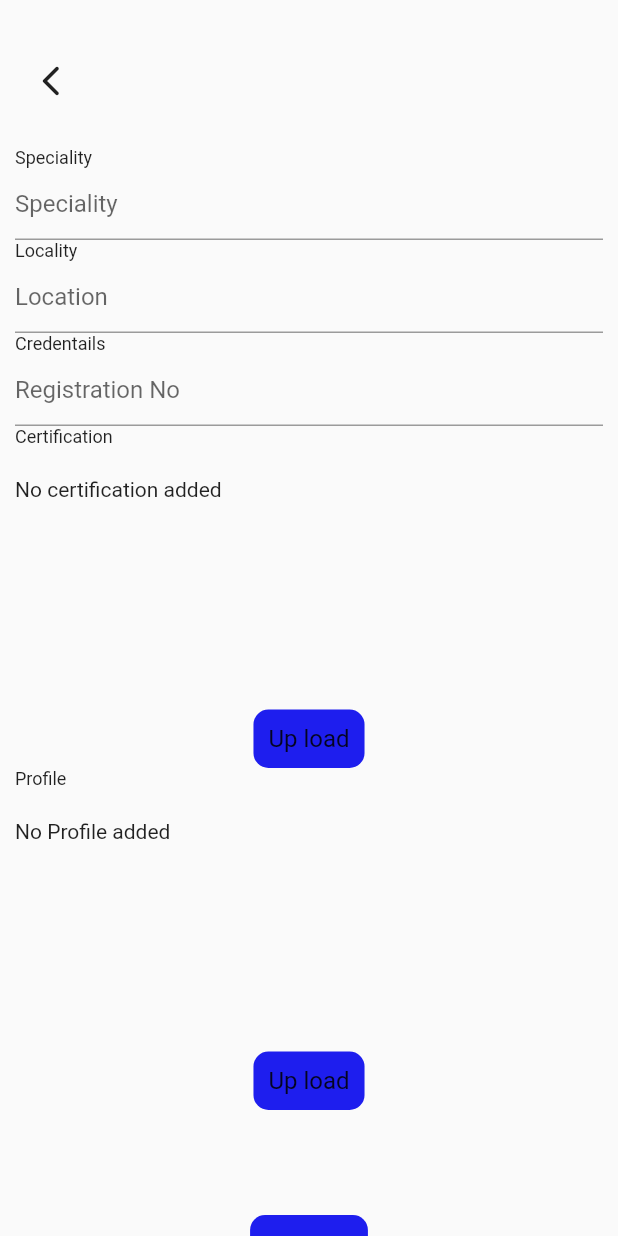
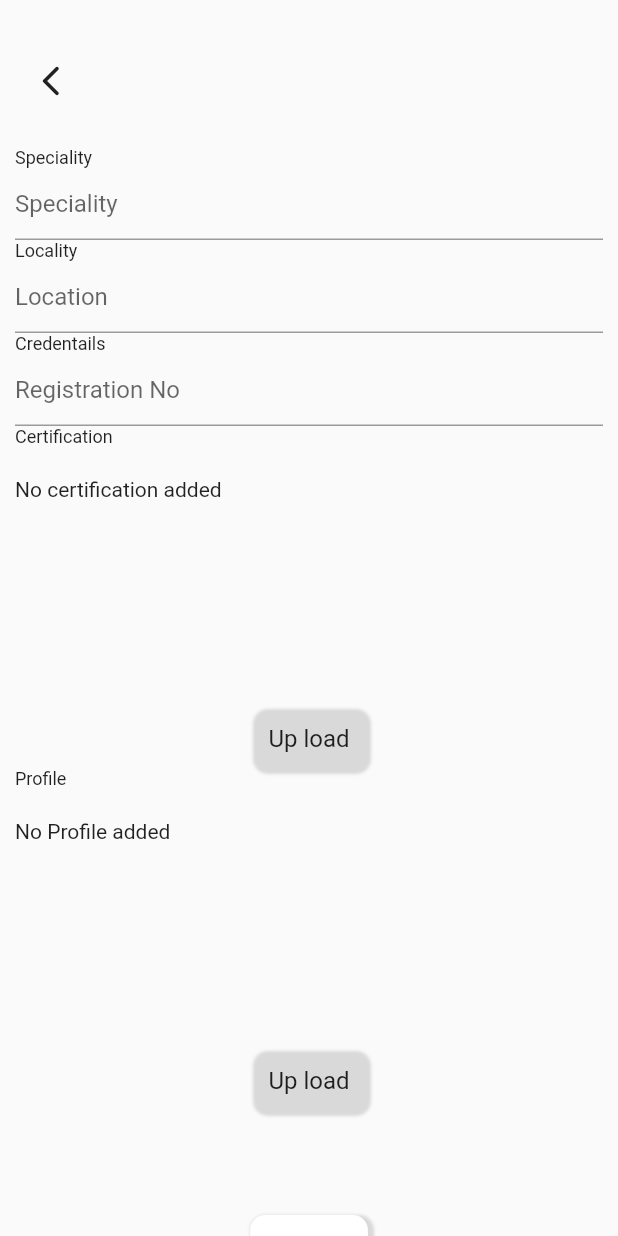
Before and after one commit to botdenoms/medeasy, a Flutter app: the Registration screen opened directly with empty values, on a phone screen of 412 x 824 dp. Run offline on Flutter 3.47's test engine with Material 2 defaults, Android fonts, the phone set to English and light mode, and no system bars; our stand-ins replace cloud_firestore, firebase_auth, firebase_core, firebase_storage, get, image_picker and 1 more; accounts and stored records are empty; generated files the repository leaves out were written again.

Commit message:
ui: ui improvements

```diff
--- a/lib/screens/registration.dart
+++ b/lib/screens/registration.dart
@@ -94,8 +94,16 @@ class _RegistrationState extends State<Registration> {
                             10.0,
                           ),
                           decoration: BoxDecoration(
-                            color: const Color(0xFF1E1EEE),
+                            // color: const Color(0xFF1E1EEE),
                             borderRadius: BorderRadius.circular(10),
+                            boxShadow: const [
+                              BoxShadow(
+                                color: Color(0x22000000),
+                                spreadRadius: 2,
+                                blurRadius: 1,
+                                offset: Offset(2, 2),
+                              ),
+                            ],
                           ),
                           child: Center(
                             child: Text(
@@ -140,8 +148,16 @@ class _RegistrationState extends State<Registration> {
                             10.0,
                           ),
                           decoration: BoxDecoration(
-                            color: const Color(0xFF1E1EEE),
+                            // color: const Color(0xFF1E1EEE),
                             borderRadius: BorderRadius.circular(10),
+                            boxShadow: const [
+                              BoxShadow(
+                                color: Color(0x22000000),
+                                spreadRadius: 2,
+                                blurRadius: 1,
+                                offset: Offset(2, 2),
+                              ),
+                            ],
                           ),
                           child: Center(
                             child: Text(
@@ -170,8 +186,16 @@ class _RegistrationState extends State<Registration> {
                         10.0,
                       ),
                       decoration: BoxDecoration(
-                        color: const Color(0xFF1E1EEE),
+                        color: Colors.white,
                         borderRadius: BorderRadius.circular(10),
+                        boxShadow: const [
+                          BoxShadow(
+                            color: Color(0x22000000),
+                            spreadRadius: 2,
+                            blurRadius: 1,
+                            offset: Offset(2, 2),
+                          ),
+                        ],
                       ),
                       child: const Center(
                         child: Text(
--- a/lib/screens/specialist.dart
+++ b/lib/screens/specialist.dart
@@ -20,7 +20,8 @@ class _SpecialistViewState extends State<SpecialistView> {
   @override
   Widget build(BuildContext context) {
     return Scaffold(
-      body: Padding(
+      body: SafeArea(
+        child: Padding(
           padding: const EdgeInsets.symmetric(
             horizontal: 10.0,
           ),
@@ -113,6 +114,7 @@ class _SpecialistViewState extends State<SpecialistView> {
             ),
           ),
         ),
+      ),
     );
   }
 }
--- a/lib/widgets/login.dart
+++ b/lib/widgets/login.dart
@@ -18,10 +18,12 @@ class _LogInWidgetState extends State<LogInWidget> {
         TextField(
           controller: widget.email,
           decoration: const InputDecoration(hintText: 'Email@sm.com'),
+          keyboardType: TextInputType.emailAddress,
         ),
         TextField(
           controller: widget.password,
           decoration: const InputDecoration(hintText: 'password'),
+          obscureText: true,
         ),
       ],
     );
--- a/lib/widgets/reset.dart
+++ b/lib/widgets/reset.dart
@@ -22,6 +22,7 @@ class _ResetWidgetState extends State<ResetWidget> {
         TextField(
           controller: widget.email,
           decoration: const InputDecoration(hintText: 'Email@sm.com'),
+          keyboardType: TextInputType.emailAddress,
         ),
       ],
     );
--- a/lib/widgets/signup.dart
+++ b/lib/widgets/signup.dart
@@ -30,14 +30,17 @@ class _SignUpWidgetState extends State<SignUpWidget> {
         TextField(
           controller: widget.telephone,
           decoration: const InputDecoration(hintText: '07...'),
+          keyboardType: TextInputType.phone,
         ),
         TextField(
           controller: widget.email,
           decoration: const InputDecoration(hintText: 'Email@sm.com'),
+          keyboardType: TextInputType.emailAddress,
         ),
         TextField(
           controller: widget.password,
           decoration: const InputDecoration(hintText: 'password'),
+          obscureText: true,
         ),
       ],
     );
```
Also changed, not shown: lib/screens/authentications.dart (+13 -2 lines), lib/screens/schedule.dart (+93 -11 lines). Lines whose indentation alone changed are shown as unchanged.
